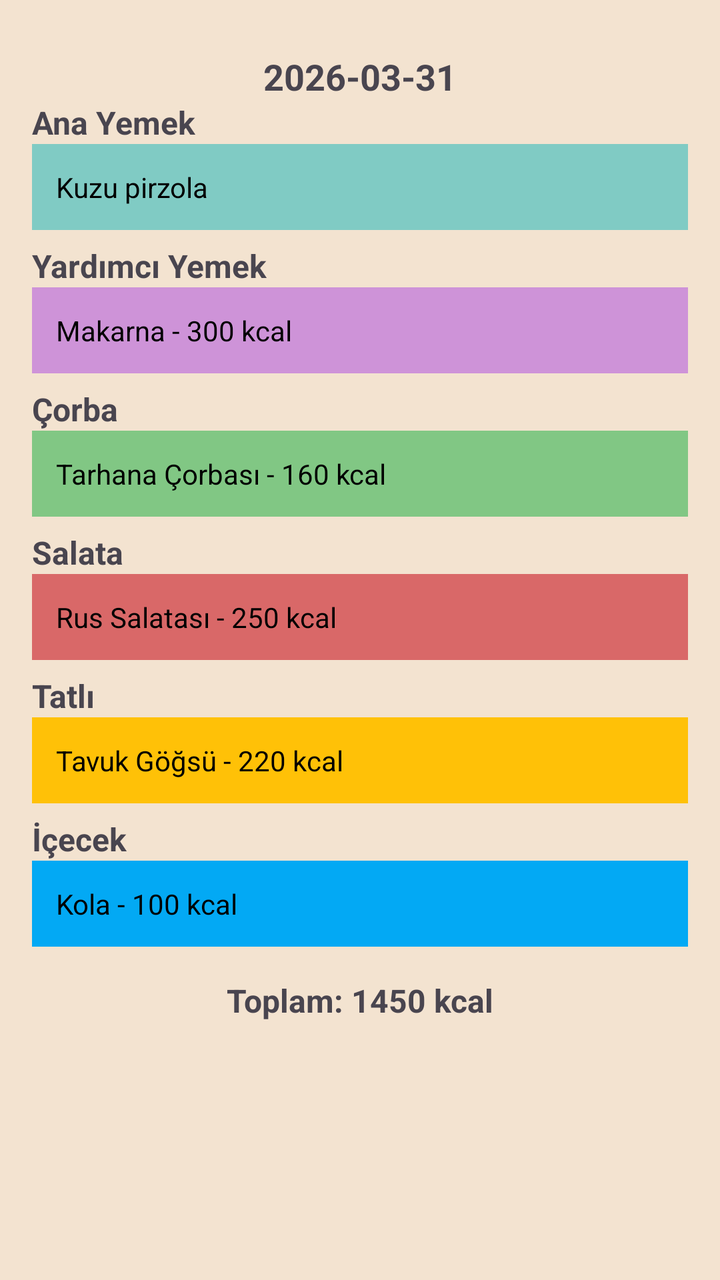
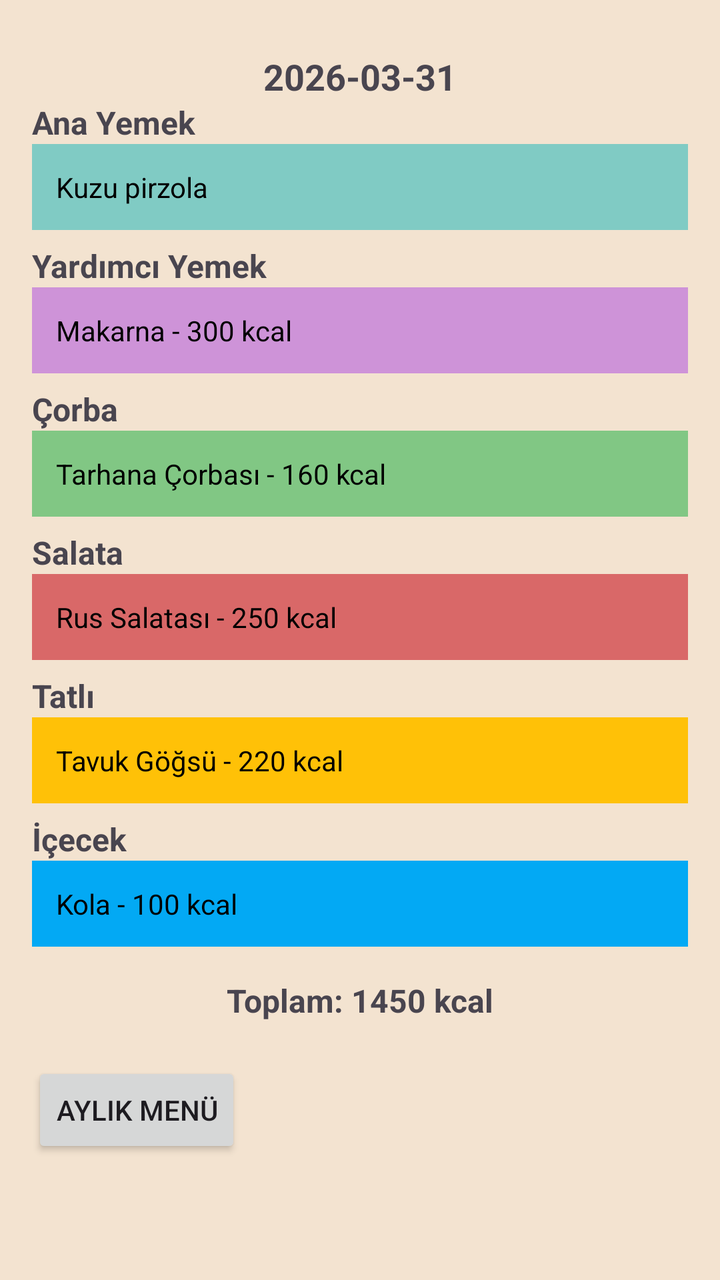

Compare the two renders of this Android layout. The source of the first and the diff that turns it into the second are given below.
<!-- AndroidManifest.xml: application theme Theme.FUYemekhane -->
<!-- res/layout/activity_main.xml -->
<?xml version="1.0" encoding="utf-8"?>
<androidx.constraintlayout.widget.ConstraintLayout
    xmlns:android="http://schemas.android.com/apk/res/android"
    xmlns:app="http://schemas.android.com/apk/res-auto"
    xmlns:tools="http://schemas.android.com/tools"
    android:id="@+id/main"
    android:layout_width="match_parent"
    android:layout_height="match_parent"
    android:background="@color/main_background"
    tools:context=".MainActivity"
    android:padding="16dp">

    
    <TextView
        android:id="@+id/textDate"
        android:layout_width="wrap_content"
        android:layout_height="wrap_content"
        android:text="2026-03-31"
        android:textSize="18sp"
        android:textStyle="bold"
        app:layout_constraintTop_toTopOf="parent"
        app:layout_constraintStart_toStartOf="parent"
        app:layout_constraintEnd_toEndOf="parent"
        android:layout_marginTop="10dp"
        android:layout_marginBottom="16dp" />

    
    <TextView
        android:id="@+id/anaYemekTitle"
        android:layout_width="wrap_content"
        android:layout_height="wrap_content"
        android:text="Ana Yemek"
        android:textStyle="bold"
        android:textSize="16sp"
        app:layout_constraintTop_toBottomOf="@id/textDate"
        app:layout_constraintStart_toStartOf="parent"/>

    
    <TextView
        android:id="@+id/anaYemek"
        android:layout_width="0dp"
        android:layout_height="wrap_content"
        android:text="Kuzu pirzola"
        android:padding="12dp"
        android:background="@color/teal_200"
        android:textColor="@android:color/black"
        app:layout_constraintTop_toBottomOf="@id/anaYemekTitle"
        app:layout_constraintStart_toStartOf="parent"
        app:layout_constraintEnd_toEndOf="parent"/>

    
    <TextView
        android:id="@+id/yardimciYemekTitle"
        android:layout_marginTop="7dp"
        android:layout_width="wrap_content"
        android:layout_height="wrap_content"
        android:text="Yardımcı Yemek"
        android:textStyle="bold"
        android:textSize="16sp"
        app:layout_constraintTop_toBottomOf="@id/anaYemek"
        app:layout_constraintStart_toStartOf="parent"/>

    
    <TextView
        android:id="@+id/yardimciYemek"
        android:layout_width="0dp"
        android:layout_height="wrap_content"
        android:text="Makarna - 300 kcal"
        android:padding="12dp"
        android:background="@color/purple_200"
        android:textColor="@android:color/black"
        app:layout_constraintTop_toBottomOf="@id/yardimciYemekTitle"
        app:layout_constraintStart_toStartOf="parent"
        app:layout_constraintEnd_toEndOf="parent"/>

    
    <TextView
        android:id="@+id/corbaTitle"
        android:layout_marginTop="7dp"
        android:layout_width="wrap_content"
        android:layout_height="wrap_content"
        android:text="Çorba"
        android:textStyle="bold"
        android:textSize="16sp"
        app:layout_constraintTop_toBottomOf="@id/yardimciYemek"
        app:layout_constraintStart_toStartOf="parent"/>

    
    <TextView
        android:id="@+id/corba"
        android:layout_width="0dp"
        android:layout_height="wrap_content"
        android:text="Tarhana Çorbası - 160 kcal"
        android:padding="12dp"
        android:background="@color/green"
        android:textColor="@android:color/black"
        app:layout_constraintTop_toBottomOf="@id/corbaTitle"
        app:layout_constraintStart_toStartOf="parent"
        app:layout_constraintEnd_toEndOf="parent"/>

    
    <TextView
        android:id="@+id/salataTitle"
        android:layout_marginTop="7dp"
        android:layout_width="wrap_content"
        android:layout_height="wrap_content"
        android:text="Salata"
        android:textStyle="bold"
        android:textSize="16sp"
        app:layout_constraintTop_toBottomOf="@id/corba"
        app:layout_constraintStart_toStartOf="parent"/>

    
    <TextView
        android:id="@+id/salata"
        android:layout_width="0dp"
        android:layout_height="wrap_content"
        android:text="Rus Salatası - 250 kcal"
        android:padding="12dp"
        android:background="@color/yellow"
        android:textColor="@android:color/black"
        app:layout_constraintTop_toBottomOf="@id/salataTitle"
        app:layout_constraintStart_toStartOf="parent"
        app:layout_constraintEnd_toEndOf="parent"/>

    
    <TextView
        android:id="@+id/tatliTitle"
        android:layout_marginTop="7dp"
        android:layout_width="wrap_content"
        android:layout_height="wrap_content"
        android:text="Tatlı"
        android:textStyle="bold"
        android:textSize="16sp"
        app:layout_constraintTop_toBottomOf="@id/salata"
        app:layout_constraintStart_toStartOf="parent"/>

    
    <TextView
        android:id="@+id/tatli"
        android:layout_width="0dp"
        android:layout_height="wrap_content"
        android:text="Tavuk Göğsü - 220 kcal"
        android:padding="12dp"
        android:background="@color/orange"
        android:textColor="@android:color/black"
        app:layout_constraintTop_toBottomOf="@id/tatliTitle"
        app:layout_constraintStart_toStartOf="parent"
        app:layout_constraintEnd_toEndOf="parent"/>

    
    <TextView
        android:id="@+id/icecekTitle"
        android:layout_marginTop="7dp"
        android:layout_width="wrap_content"
        android:layout_height="wrap_content"
        android:text="İçecek"
        android:textStyle="bold"
        android:textSize="16sp"
        app:layout_constraintTop_toBottomOf="@id/tatli"
        app:layout_constraintStart_toStartOf="parent"/>

    
    <TextView
        android:id="@+id/icecek"
        android:layout_width="0dp"
        android:layout_height="wrap_content"
        android:text="Kola - 100 kcal"
        android:padding="12dp"
        android:background="@color/blue"
        android:textColor="@android:color/black"
        app:layout_constraintTop_toBottomOf="@id/icecekTitle"
        app:layout_constraintStart_toStartOf="parent"
        app:layout_constraintEnd_toEndOf="parent"/>

    
    <TextView
        android:id="@+id/toplamKalori"
        android:layout_width="wrap_content"
        android:layout_height="wrap_content"
        android:text="Toplam: 1450 kcal"
        android:textSize="16sp"
        android:textStyle="bold"
        app:layout_constraintTop_toBottomOf="@id/icecek"
        app:layout_constraintStart_toStartOf="parent"
        app:layout_constraintEnd_toEndOf="parent"
        android:layout_marginTop="16dp"/>

</androidx.constraintlayout.widget.ConstraintLayout>
<!-- resources referenced by this layout -->
<resources>
  <color name="blue">#03A9F4</color>
  <color name="green">#81C784</color>
  <color name="main_background">#F3E3D0</color>
  <color name="orange">#FFC107</color>
  <color name="purple_200">#CE93D8</color>
  <color name="teal_200">#80CBC4</color>
  <color name="yellow">#D96868</color>
  <style name="Theme.FUYemekhane" parent="Base.Theme.FUYemekhane" />
  <style name="Base.Theme.FUYemekhane" parent="Theme.Material3.DayNight">
          <item name="colorPrimary">@color/my_primary</item>
          <item name="colorPrimaryVariant">@color/my_primary_variant</item>
          <item name="colorOnPrimary">@color/white</item>
          <item name="titleTextColor">@android:color/white</item>
      </style>
  <color name="my_primary">#8c0841</color>
  <color name="my_primary_variant">#8c0841</color>
  <color name="white">#FFFFFFFF</color>
</resources>

<!-- the commit's change to res/layout/activity_main.xml (unified diff, before → after) -->
@@ -186,4 +186,13 @@
         app:layout_constraintEnd_toEndOf="parent"
         android:layout_marginTop="16dp"/>
 
+    <Button
+        android:id="@+id/btnAylikMenu"
+        android:layout_width="wrap_content"
+        android:layout_height="wrap_content"
+        android:text="Aylık Menü"
+        app:layout_constraintTop_toBottomOf="@id/toplamKalori"
+        app:layout_constraintStart_toStartOf="parent"
+        android:layout_marginTop="20dp"/>
+
 </androidx.constraintlayout.widget.ConstraintLayout>
